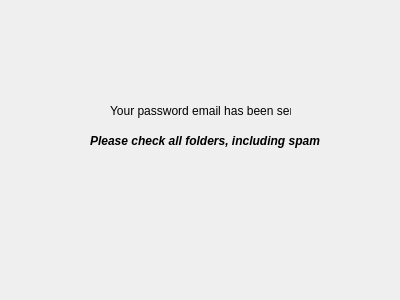
Qt form res/UI Forms/PassResetSent.ui (gsm999/TeamBlue_Porcupass) before a commit.
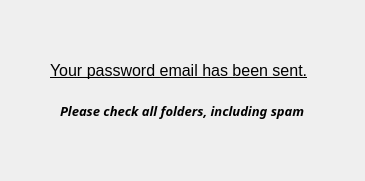
The same form after that commit.

What changed in the file:
```diff
--- a/res/UI Forms/PassResetSent.ui
+++ b/res/UI Forms/PassResetSent.ui
@@ -6,8 +6,8 @@
    <rect>
     <x>0</x>
     <y>0</y>
-    <width>400</width>
-    <height>300</height>
+    <width>365</width>
+    <height>181</height>
    </rect>
   </property>
   <property name="windowTitle">
@@ -16,12 +16,18 @@
   <widget class="QLabel" name="label">
    <property name="geometry">
     <rect>
-     <x>110</x>
-     <y>90</y>
-     <width>181</width>
+     <x>50</x>
+     <y>50</y>
+     <width>311</width>
      <height>41</height>
     </rect>
    </property>
+   <property name="font">
+    <font>
+     <pointsize>12</pointsize>
+     <underline>true</underline>
+    </font>
+   </property>
    <property name="text">
     <string>Your password email has been sent.</string>
    </property>
@@ -29,14 +35,16 @@
   <widget class="QLabel" name="label_3">
    <property name="geometry">
     <rect>
-     <x>90</x>
-     <y>120</y>
-     <width>241</width>
+     <x>60</x>
+     <y>90</y>
+     <width>341</width>
      <height>41</height>
     </rect>
    </property>
    <property name="font">
     <font>
+     <family>Corbel</family>
+     <pointsize>10</pointsize>
      <weight>75</weight>
      <italic>true</italic>
      <bold>true</bold>
```
Left out of the diff: 4 changed lines with no effect on the pictures.
